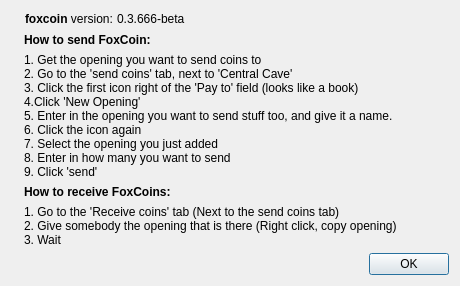
Qt form src/qt/forms/transactionTutDialog.ui (plusevcoin/plusevcoin) before a commit.
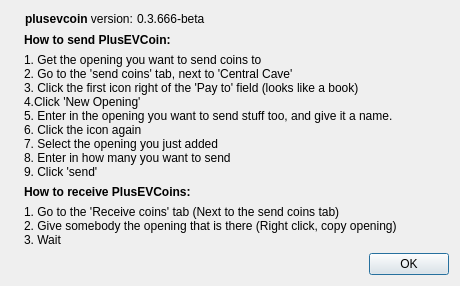
The same form after that commit. Icons and pictures are not drawn.

Diff of the .ui file:
```diff
--- a/src/qt/forms/transactionTutDialog.ui
+++ b/src/qt/forms/transactionTutDialog.ui
@@ -65,7 +65,7 @@
            <cursorShape>IBeamCursor</cursorShape>
           </property>
           <property name="text">
-           <string>&lt;html&gt;&lt;head/&gt;&lt;body&gt;&lt;p&gt;&lt;span style=&quot; font-weight:600;&quot;&gt;foxcoin&lt;/span&gt; version: &lt;/p&gt;&lt;/body&gt;&lt;/html&gt;</string>
+           <string>&lt;html&gt;&lt;head/&gt;&lt;body&gt;&lt;p&gt;&lt;span style=&quot; font-weight:600;&quot;&gt;plusevcoin&lt;/span&gt; version: &lt;/p&gt;&lt;/body&gt;&lt;/html&gt;</string>
           </property>
           <property name="textInteractionFlags">
            <set>Qt::LinksAccessibleByMouse|Qt::TextSelectableByKeyboard|Qt::TextSelectableByMouse</set>
@@ -106,7 +106,7 @@
         </sizepolicy>
        </property>
        <property name="text">
-        <string>&lt;html&gt;&lt;head/&gt;&lt;body&gt;&lt;p&gt;&lt;span style=&quot; font-weight:600;&quot;&gt;How to send FoxCoin:&lt;/span&gt;&lt;/p&gt;&lt;/body&gt;&lt;/html&gt;</string>
+        <string>&lt;html&gt;&lt;head/&gt;&lt;body&gt;&lt;p&gt;&lt;span style=&quot; font-weight:600;&quot;&gt;How to send PlusEVCoin:&lt;/span&gt;&lt;/p&gt;&lt;/body&gt;&lt;/html&gt;</string>
        </property>
        <property name="textInteractionFlags">
         <set>Qt::LinksAccessibleByMouse|Qt::TextSelectableByMouse</set>
@@ -143,7 +143,7 @@
         </sizepolicy>
        </property>
        <property name="text">
-        <string>&lt;html&gt;&lt;head/&gt;&lt;body&gt;&lt;p&gt;&lt;span style=&quot; font-weight:600;&quot;&gt;How to receive FoxCoins:&lt;/span&gt;&lt;/p&gt;&lt;/body&gt;&lt;/html&gt;</string>
+        <string>&lt;html&gt;&lt;head/&gt;&lt;body&gt;&lt;p&gt;&lt;span style=&quot; font-weight:600;&quot;&gt;How to receive PlusEVCoins:&lt;/span&gt;&lt;/p&gt;&lt;/body&gt;&lt;/html&gt;</string>
        </property>
       </widget>
      </item>
```
Left out of the diff: 2 changed lines with no effect on the pictures.
